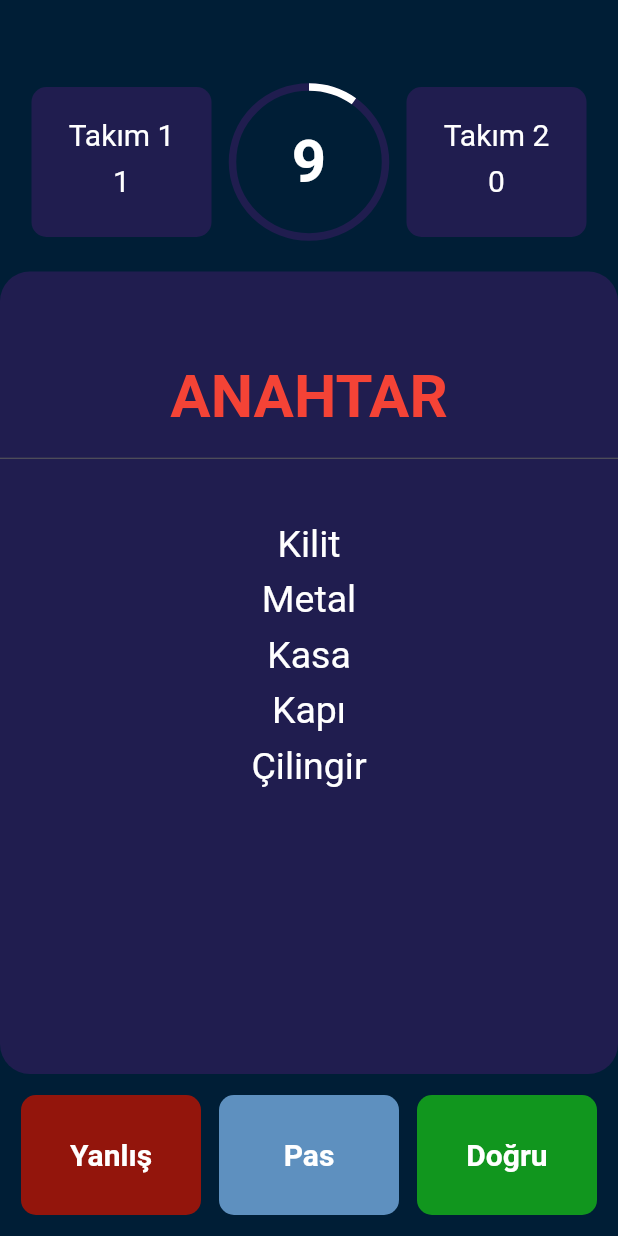
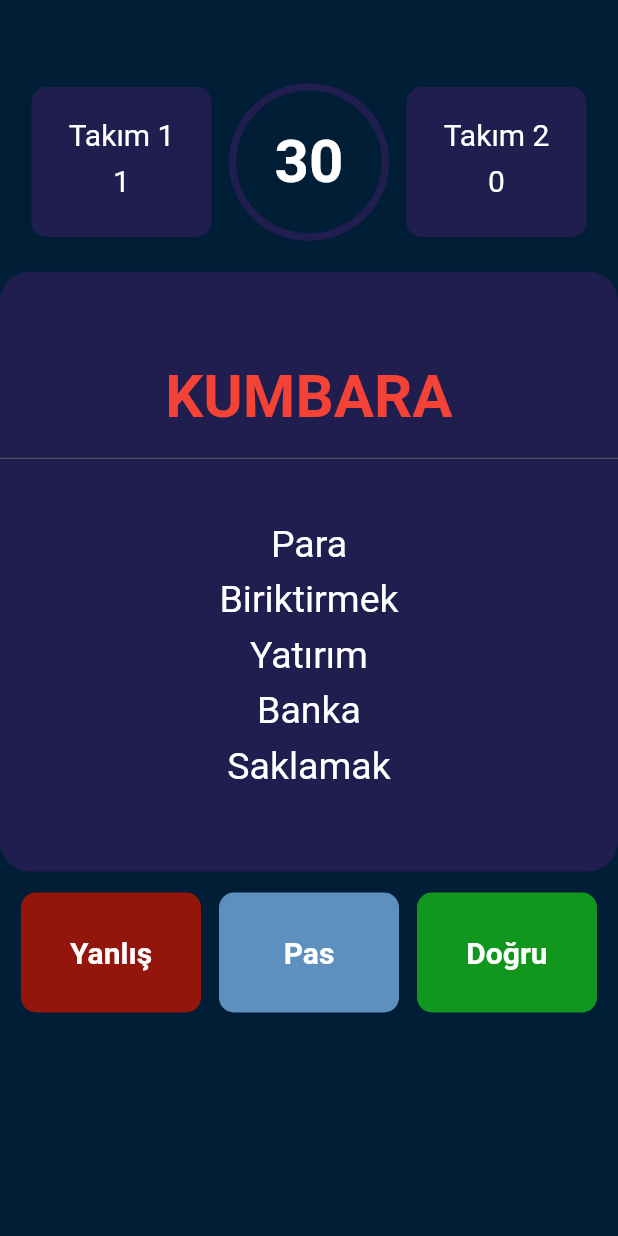
Before and after one commit to ozgeerdogan/flutter-tabu-oyunu, a Flutter app: the screen it shows after launch, after a tap on "OYNA", on a phone screen of 412 x 824 dp. Run offline on Flutter 3.47's test engine with Material 2 defaults, Android fonts, the phone set to English and light mode, and no system bars; our stand-ins replace get, google_fonts.

Commit message:
word game

```diff
--- a/tabu_aplication/lib/genel_widgets/genel_widgets.dart
+++ b/tabu_aplication/lib/genel_widgets/genel_widgets.dart
@@ -1,5 +1,8 @@
 // ignore_for_file: public_member_api_docs, sort_constructors_first
+
 import 'package:flutter/material.dart';
+import 'package:provider/provider.dart';
+import 'package:tabu_aplication/models/words.data.dart';
 
 class RegisterDevamEtBtn extends StatelessWidget {
   final Function function;
@@ -147,3 +150,85 @@ class PauseCard extends StatelessWidget {
     );
   }
 }
+
+class WordCard extends StatelessWidget {
+  final String? title;
+  const WordCard({super.key, this.title});
+
+  @override
+  Widget build(BuildContext context) {
+    return Container(
+      decoration: BoxDecoration(
+          borderRadius: BorderRadius.circular(20),
+          color: const Color.fromARGB(255, 32, 29, 79)),
+      width: MediaQuery.of(context).size.width,
+      height: 400,
+      child: ListView.builder(
+        itemCount: 1,
+        itemBuilder: (BuildContext context, int index) {
+          return Column(
+            children: [
+              const SizedBox(
+                height: 60,
+              ),
+              Text(
+                Provider.of<WordData>(context)
+                    .words[index]
+                    .title[index]
+                    .toString(),
+                style: const TextStyle(
+                    color: Colors.red,
+                    fontSize: 40,
+                    fontWeight: FontWeight.bold),
+              ),
+              const Divider(
+                color: Color.fromARGB(255, 92, 92, 92),
+                height: 35,
+              ),
+              const SizedBox(height: 25),
+              Text(
+                Provider.of<WordData>(context)
+                    .words[index]
+                    .title[index + 1]
+                    .toString(),
+                style: const TextStyle(color: Colors.white, fontSize: 25),
+              ),
+              const SizedBox(height: 8),
+              Text(
+                Provider.of<WordData>(context)
+                    .words[index]
+                    .title[index + 2]
+                    .toString(),
+                style: const TextStyle(color: Colors.white, fontSize: 25),
+              ),
+              const SizedBox(height: 8),
+              Text(
+                Provider.of<WordData>(context)
+                    .words[index]
+                    .title[index + 3]
+                    .toString(),
+                style: const TextStyle(color: Colors.white, fontSize: 25),
+              ),
+              const SizedBox(height: 8),
+              Text(
+                Provider.of<WordData>(context)
+                    .words[index]
+                    .title[index + 4]
+                    .toString(),
+                style: const TextStyle(color: Colors.white, fontSize: 25),
+              ),
+              const SizedBox(height: 8),
+              Text(
+                Provider.of<WordData>(context)
+                    .words[index]
+                    .title[index + 5]
+                    .toString(),
+                style: const TextStyle(color: Colors.white, fontSize: 25),
+              ),
+            ],
+          );
+        },
+      ),
+    );
+  }
+}
--- a/tabu_aplication/lib/main.dart
+++ b/tabu_aplication/lib/main.dart
@@ -1,8 +1,12 @@
 import 'package:flutter/material.dart';
+import 'package:provider/provider.dart';
+import 'package:tabu_aplication/models/words.data.dart';
 import 'package:tabu_aplication/page/login_page.dart';
 
 void main() {
-  runApp(const MyApp());
+  runApp(ChangeNotifierProvider<WordData>(
+      create: (BuildContext context) => WordData(),
+      child: const MyApp()));
 }
 
 class MyApp extends StatelessWidget {
--- /dev/null
+++ b/tabu_aplication/lib/models/word.dart
@@ -0,0 +1,7 @@
+class Word{
+  final List title;
+
+  Word({
+    required this.title
+  });
+}
--- /dev/null
+++ b/tabu_aplication/lib/models/words.data.dart
@@ -0,0 +1,16 @@
+import 'package:flutter/material.dart';
+import 'package:tabu_aplication/models/word.dart';
+
+class WordData with ChangeNotifier {
+  final List<Word> words = [
+    Word(title: [
+      "KUMBARA",
+      "Para",
+      "Biriktirmek",
+      "Yatırım",
+      "Banka",
+      "Saklamak"
+    ]),
+    Word(title: ["YABANİ", "Vahşi", "İlkel", "Hayat", "Orman", "Hayvan"]),
+  ];
+}
--- a/tabu_aplication/lib/page/play_page.dart
+++ b/tabu_aplication/lib/page/play_page.dart
@@ -6,7 +6,9 @@ import 'package:tabu_aplication/page/time_over_page.dart';
 import '../genel_widgets/genel_widgets.dart';
 
 class PlayPage extends StatefulWidget {
-  const PlayPage({super.key});
+  const PlayPage({
+    super.key,
+  });
 
   @override
   State<PlayPage> createState() => _PlayPageState();
@@ -14,7 +16,7 @@ class PlayPage extends StatefulWidget {
 
 class _PlayPageState extends State<PlayPage> {
   Color cardColor = const Color.fromARGB(255, 32, 29, 79);
-  static const maxSeconds = 10;
+  static const maxSeconds = 30;
   int seconds = maxSeconds;
   Timer? timer;
   void resetTimer() => setState(() {
@@ -25,12 +27,23 @@ class _PlayPageState extends State<PlayPage> {
     if (reset) {
       resetTimer();
     }
+
+    void stopTimer({bool reset = true}) {
+      if (reset) {
+        resetTimer();
+      }
+      setState(() {
+        timer?.cancel();
+      });
+    }
+
     timer = Timer.periodic(const Duration(seconds: 1), (_) {
       if (seconds > 0) {
         setState(() {
           seconds--;
         });
       } else {
+        stopTimer(reset: false);
         setState(() {
           Navigator.push(
             context,
@@ -44,7 +57,7 @@ class _PlayPageState extends State<PlayPage> {
   @override
   void initState() {
     super.initState();
-    startTimer();
+    //startTimer();
   }
 
   @override
@@ -66,7 +79,7 @@ class _PlayPageState extends State<PlayPage> {
                 ],
               ),
             ),
-            Expanded(child: wordCard(context)),
+            const WordCard(),
             Padding(
               padding: const EdgeInsets.all(8.0),
               child: Row(
@@ -89,59 +102,10 @@ class _PlayPageState extends State<PlayPage> {
     );
   }
 
-  Container wordCard(BuildContext context) {
-    return Container(
-      decoration: BoxDecoration(
-          borderRadius: BorderRadius.circular(20), color: cardColor),
-      width: MediaQuery.of(context).size.width,
-      height: 400,
-      child: Column(
-        children: const [
-          SizedBox(
-            height: 60,
-          ),
-          Text(
-            "ANAHTAR",
-            style: TextStyle(
-                color: Colors.red, fontSize: 40, fontWeight: FontWeight.bold),
-          ),
-          Divider(
-            color: Color.fromARGB(255, 92, 92, 92),
-            height: 35,
-          ),
-          SizedBox(height: 25),
-          Text(
-            "Kilit",
-            style: TextStyle(color: Colors.white, fontSize: 25),
-          ),
-          SizedBox(height: 8),
-          Text(
-            "Metal",
-            style: TextStyle(color: Colors.white, fontSize: 25),
-          ),
-          SizedBox(height: 8),
-          Text(
-            "Kasa",
-            style: TextStyle(color: Colors.white, fontSize: 25),
-          ),
-          SizedBox(height: 8),
-          Text(
-            "Kapı",
-            style: TextStyle(color: Colors.white, fontSize: 25),
-          ),
-          SizedBox(height: 8),
-          Text(
-            "Çilingir",
-            style: TextStyle(color: Colors.white, fontSize: 25),
-          ),
-        ],
-      ),
-    );
-  }
-
   Widget _buildtimer() {
     if (seconds == 0) {
-      return const Icon(Icons.alarm, size: 100, color: Colors.red);
+      return const Expanded(
+          child: Icon(Icons.alarm, size: 110, color: Colors.red));
     } else {
       return Expanded(
         child: Padding(
--- a/tabu_aplication/lib/page/time_over_page.dart
+++ b/tabu_aplication/lib/page/time_over_page.dart
@@ -1,5 +1,6 @@
 import 'package:flutter/material.dart';
 import 'package:tabu_aplication/genel_widgets/genel_widgets.dart';
+import 'package:tabu_aplication/page/play_page.dart';
 
 class TimeOver extends StatefulWidget {
   const TimeOver({super.key});
@@ -174,7 +175,10 @@ class _TimeOverState extends State<TimeOver> {
             ),
             const SizedBox(height: 40),
             RegisterDevamEtBtn(
-              function: () {},
+              function: () {Navigator.push(
+                    context,
+                    MaterialPageRoute(builder: (context) => const PlayPage()),
+                  );},
               width: 200,
               color: Colors.red,
               btnAdi: "DEVAM",
--- a/tabu_aplication/pubspec.yaml
+++ b/tabu_aplication/pubspec.yaml
@@ -37,6 +37,7 @@ dependencies:
   cupertino_icons: ^1.0.2
   get: ^4.6.5
   google_fonts: ^4.0.3
+  provider: ^6.0.5
 
 dev_dependencies:
   flutter_test:
```
Also changed, not shown: 1 other file.
